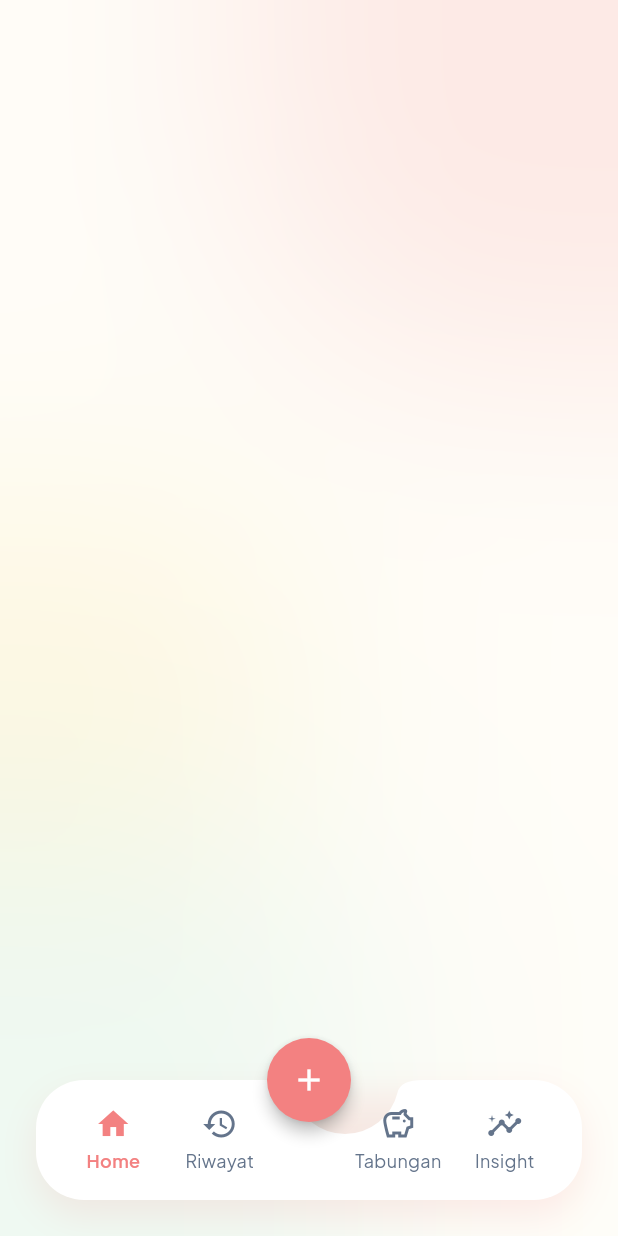
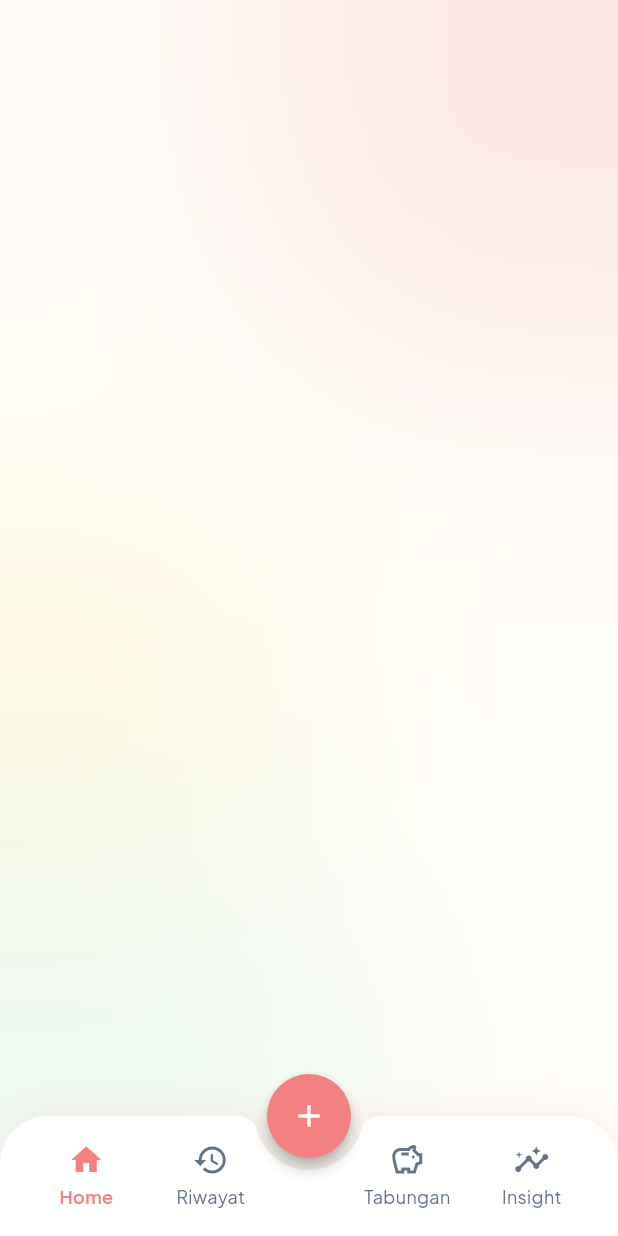
Before and after one commit to elfnc/sakuin, a Flutter app: the MainNavigationScreen screen opened directly with empty values, on a phone screen of 412 x 824 dp. Run offline on Flutter 3.47's test engine with Material 3 defaults, Android fonts, the phone set to English and light mode, and no system bars; our stand-ins replace drift, flutter_riverpod, go_router, google_fonts, riverpod_annotation; accounts and stored records are empty; generated files the repository leaves out were written again.

Commit message:
Change bottom nav to touch bottom with rounded top corners

```diff
--- a/lib/features/navigation/presentation/screens/main_navigation_screen.dart
+++ b/lib/features/navigation/presentation/screens/main_navigation_screen.dart
@@ -113,21 +113,19 @@ class MainNavigationScreen extends StatelessWidget {
         child: const Icon(Icons.add, color: AppColors.surface),
       ),
       floatingActionButtonLocation: FloatingActionButtonLocation.centerDocked,
-      bottomNavigationBar: SafeArea(
-        child: Container(
-          margin: const EdgeInsets.fromLTRB(24, 0, 24, 24),
+      bottomNavigationBar: Container(
         decoration: BoxDecoration(
-            borderRadius: BorderRadius.circular(32),
+          borderRadius: const BorderRadius.vertical(top: Radius.circular(32)),
           boxShadow: [
             BoxShadow(
-                color: AppColors.primary.withValues(alpha: 0.15),
+              color: AppColors.primary.withValues(alpha: 0.10),
               blurRadius: 20,
-                offset: const Offset(0, 10),
+              offset: const Offset(0, -5),
             ),
           ],
         ),
         child: ClipRRect(
-            borderRadius: BorderRadius.circular(32),
+          borderRadius: const BorderRadius.vertical(top: Radius.circular(32)),
           child: BottomAppBar(
             elevation: 0,
             padding: const EdgeInsets.symmetric(horizontal: 16),
@@ -144,7 +142,6 @@ class MainNavigationScreen extends StatelessWidget {
                   _buildNavItem(context, icon: Icons.savings_outlined, activeIcon: Icons.savings, label: 'Tabungan', index: 2, currentIndex: currentIndex),
                   _buildNavItem(context, icon: Icons.insights_outlined, activeIcon: Icons.insights, label: 'Insight', index: 3, currentIndex: currentIndex),
                 ],
-              ),
               ),
             ),
           ),
```
Lines whose indentation alone changed are shown as unchanged.
